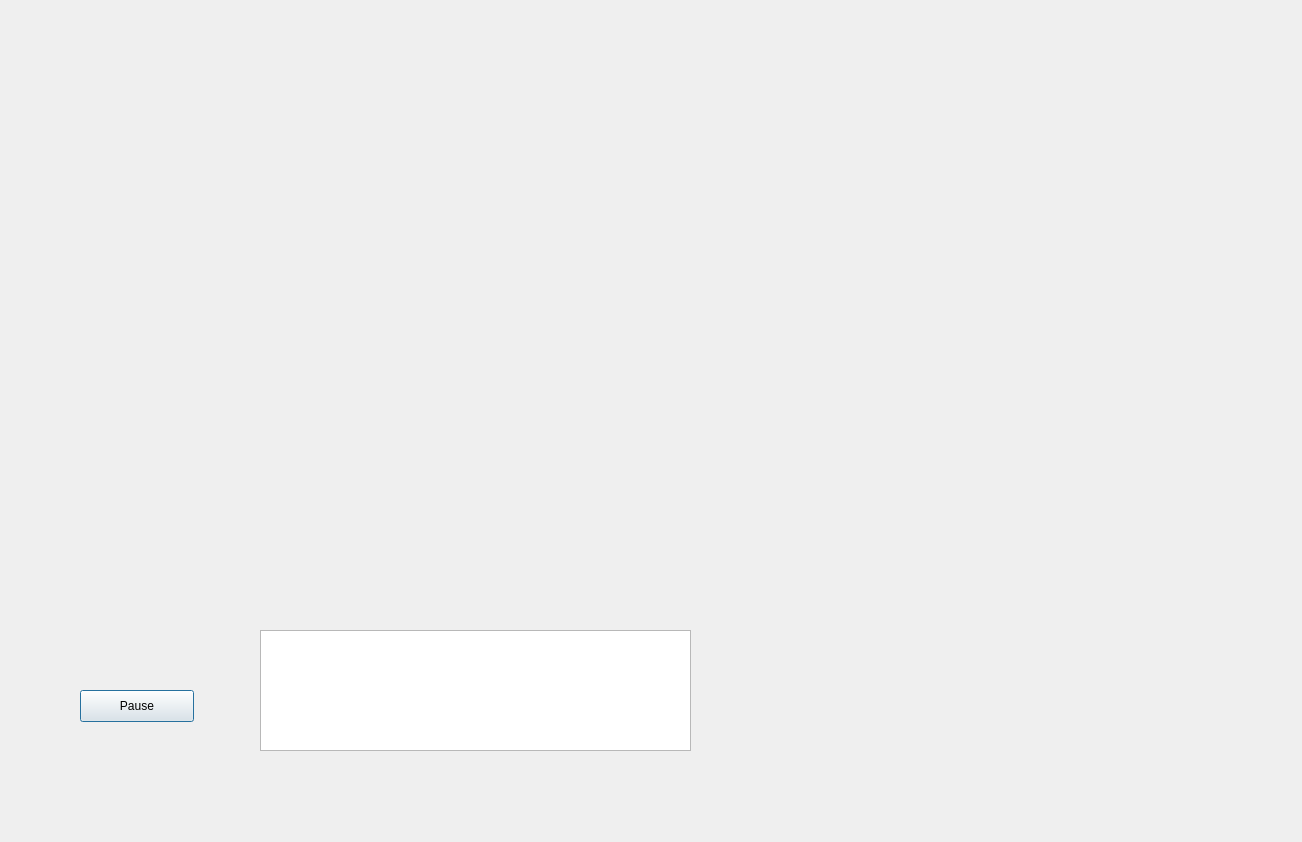
Before: the Qt Designer form VR-QT/dialog.ui in UMLComputerGraphics/GraphicsProject, drawn with Qt 5.
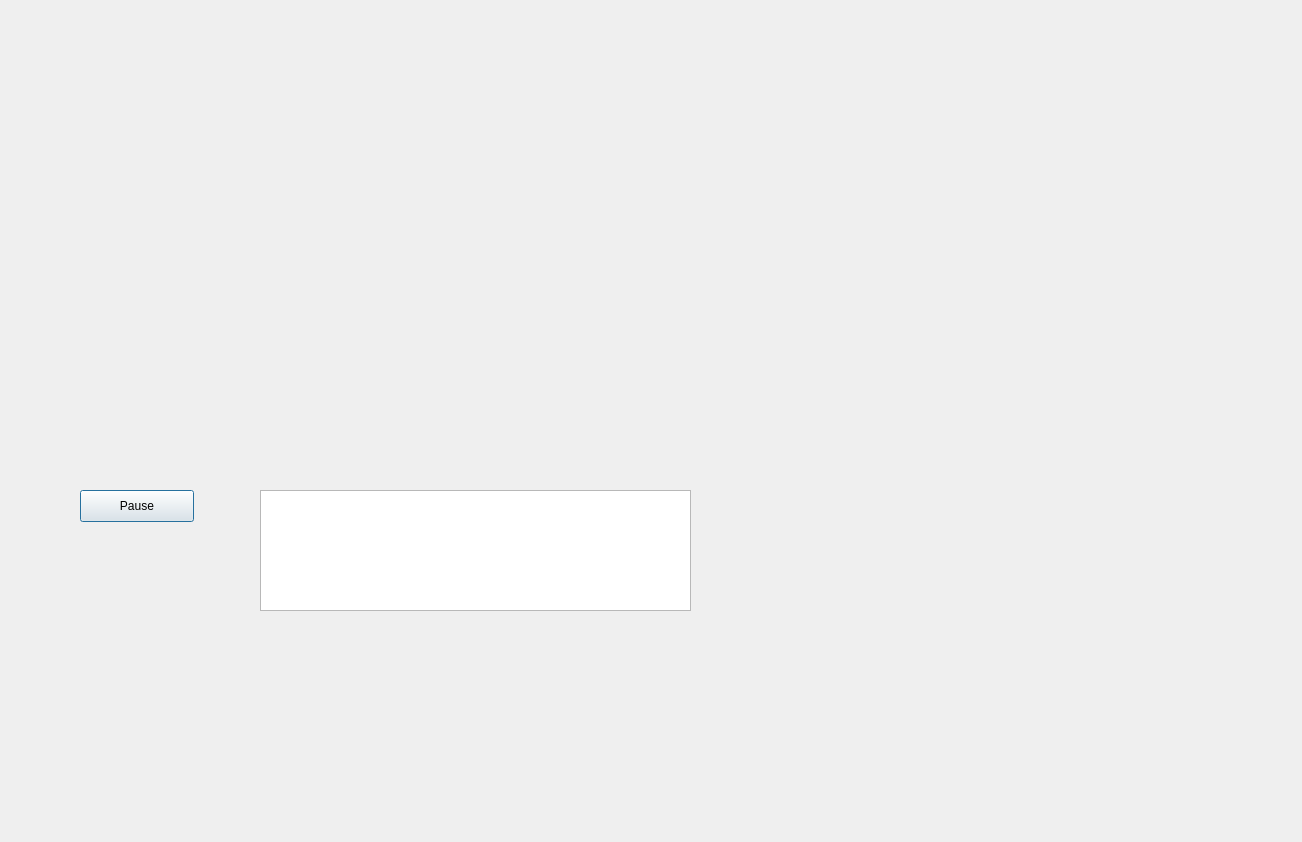
After: the same form once the commit is applied.

Commit message: VR-QT layout improvement.

The edit to the form file:
```diff
--- a/VR-QT/dialog.ui
+++ b/VR-QT/dialog.ui
@@ -33,7 +33,7 @@
    <property name="geometry">
     <rect>
      <x>650</x>
-     <y>0</y>
+     <y>10</y>
      <width>640</width>
      <height>480</height>
     </rect>
@@ -49,7 +49,7 @@
    <property name="geometry">
     <rect>
      <x>80</x>
-     <y>690</y>
+     <y>490</y>
      <width>114</width>
      <height>32</height>
     </rect>
@@ -62,7 +62,7 @@
    <property name="geometry">
     <rect>
      <x>260</x>
-     <y>630</y>
+     <y>490</y>
      <width>431</width>
      <height>121</height>
     </rect>
```
